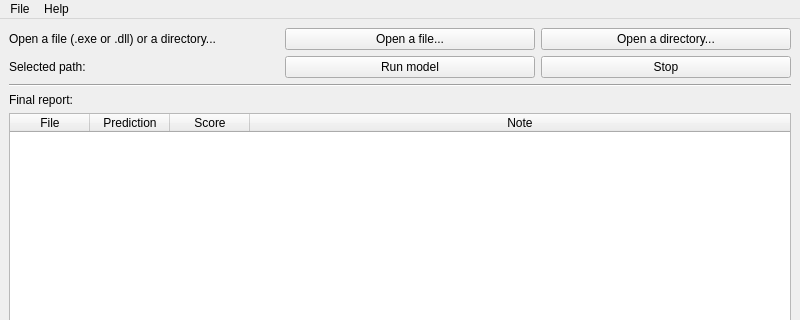
This is src/main/resources/base/ui/main_window.ui in codepictor/static-pe-analysis as Qt 5 draws it before an edit; both pictures show x 0 to 800 and y 0 to 320 of the 800 by 600 pixel window. The edited form follows.
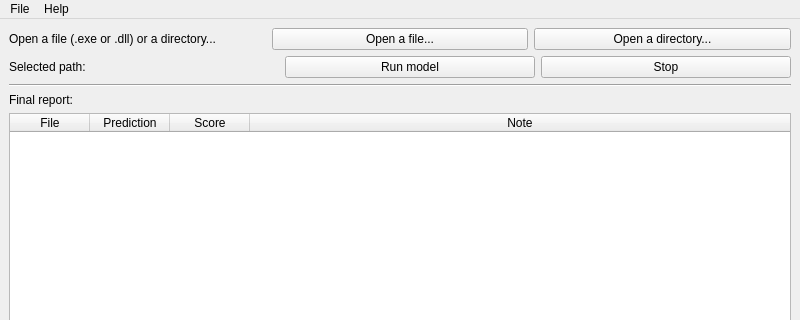
This is the edited form.

What changed in the file:
```diff
--- a/src/main/resources/base/ui/main_window.ui
+++ b/src/main/resources/base/ui/main_window.ui
@@ -43,7 +43,7 @@
         </property>
         <property name="maximumSize">
          <size>
-          <width>250</width>
+          <width>350</width>
           <height>16777215</height>
          </size>
         </property>
@@ -62,7 +62,7 @@
         </property>
         <property name="maximumSize">
          <size>
-          <width>250</width>
+          <width>350</width>
           <height>16777215</height>
          </size>
         </property>
@@ -83,9 +83,15 @@
      <layout class="QHBoxLayout" name="horizontalLayout_4">
       <item>
        <widget class="QLabel" name="label_Selected">
+        <property name="minimumSize">
+         <size>
+          <width>150</width>
+          <height>0</height>
+         </size>
+        </property>
         <property name="maximumSize">
          <size>
-          <width>100</width>
+          <width>150</width>
           <height>16777215</height>
          </size>
         </property>
@@ -152,9 +158,15 @@
      <layout class="QHBoxLayout" name="horizontalLayout_5">
       <item>
        <widget class="QLabel" name="label_FinalReport">
+        <property name="minimumSize">
+         <size>
+          <width>150</width>
+          <height>0</height>
+         </size>
+        </property>
         <property name="maximumSize">
          <size>
-          <width>90</width>
+          <width>150</width>
           <height>16777215</height>
          </size>
         </property>
```
Left out of the diff: 4 changed lines with no effect on the pictures.
